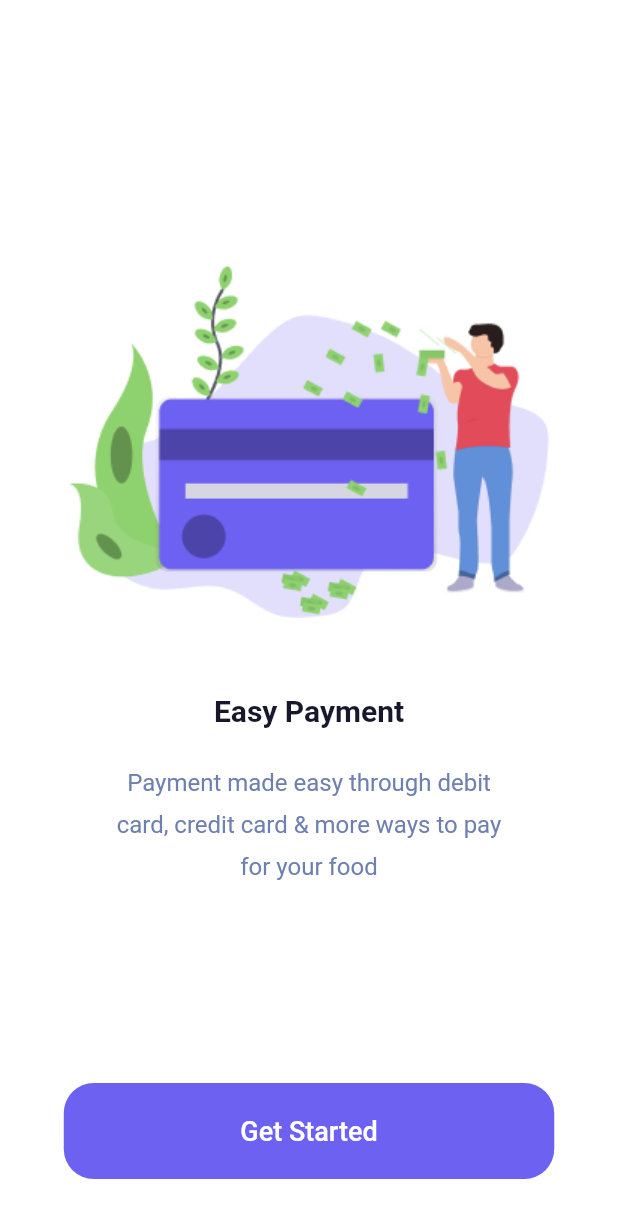
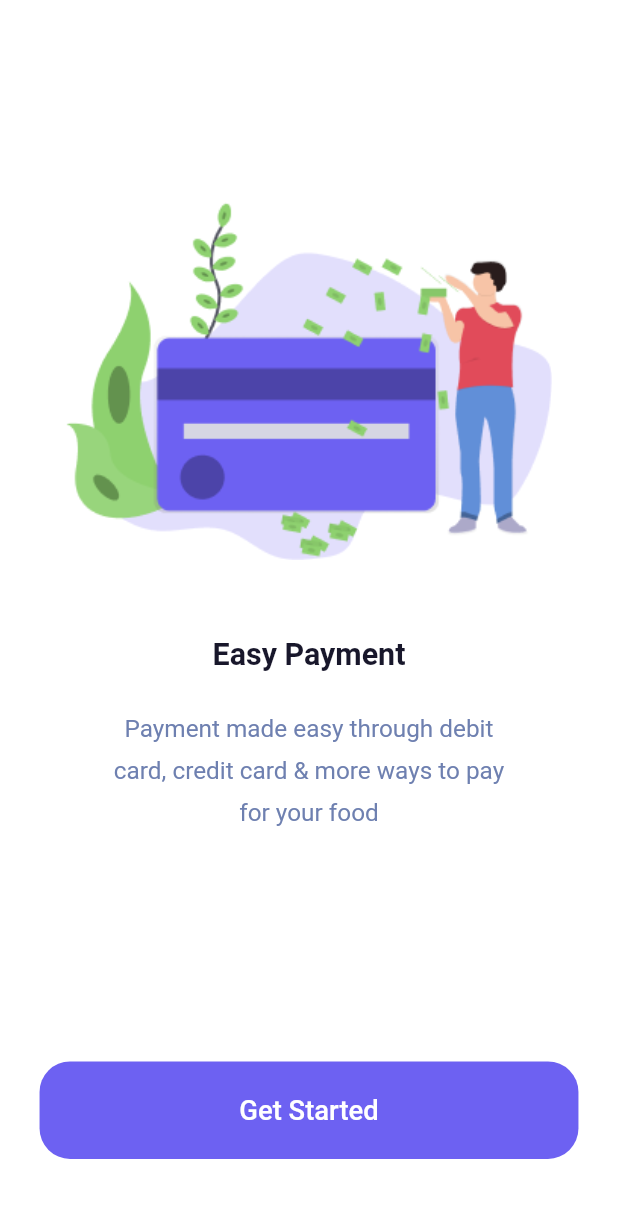
Before and after one commit to Aayomis/food_ordering_app, a Flutter app: the screen it shows after launch, after a tap on "Skip", on a phone screen of 412 x 824 dp. Shown: the top 1218 px of the screen. Run offline on Flutter 3.47's test engine with Material 2 defaults, Android fonts, the phone set to English and light mode, and no system bars; our stand-ins replace dots_indicator, flutter_screenutil, get, smooth_page_indicator.

Commit message:
Responsiveness

```diff
--- a/lib/main.dart
+++ b/lib/main.dart
@@ -2,6 +2,7 @@ import 'package:flutter/material.dart';
 import 'package:get/get.dart';
 import 'package:food_ordering_app/screens/on_boarding_screen.dart';
 import 'package:food_ordering_app/screens/Auth_Screens/Login_Page.dart';
+import 'package:flutter_screenutil/flutter_screenutil.dart';
 void main() {
   runApp(const MyApp());
 }
@@ -12,6 +13,10 @@ class MyApp extends StatelessWidget {
   // This widget is the root of your application.
   @override
   Widget build(BuildContext context) {
+    return ScreenUtilInit(
+      designSize: const Size(375, 812),
+        minTextAdapt: true,
+        builder: (BuildContext context,  child){
         return GetMaterialApp(
             debugShowCheckedModeBanner: false,
             title: 'Flutter Demo',
@@ -21,4 +26,6 @@ class MyApp extends StatelessWidget {
             home: const onBoardingPage()
         );
     }
+    );
   }
+}
--- a/lib/reusable_button/large_button.dart
+++ b/lib/reusable_button/large_button.dart
@@ -1,6 +1,6 @@
 import 'package:flutter/cupertino.dart';
 import 'package:flutter/material.dart';
-
+import 'package:flutter_screenutil/flutter_screenutil.dart';
 class LargeButton extends StatelessWidget {
   final Color color;
   final String text;
@@ -17,16 +17,16 @@ class LargeButton extends StatelessWidget {
     return GestureDetector(
       onTap: onTap,
       child: Container(
-        height: 64,
-        width: 327,
+        width: double.infinity,
+        height: 64.h,
         decoration:  BoxDecoration(
           color: color,
-          borderRadius: BorderRadius.circular(20)
+          borderRadius: BorderRadius.circular(20.r)
         ),
         child: Center(
           child: Text(text,
-            style: const TextStyle(
-                fontSize: 18,
+            style:  TextStyle(
+                fontSize: 18.sp,
                 fontWeight: FontWeight.w500,
                 color: Color(0xffffffff)
             ),
--- a/lib/screen_model/on_boarding_model.dart
+++ b/lib/screen_model/on_boarding_model.dart
@@ -3,6 +3,7 @@ import 'package:get/get.dart';
 import 'package:flutter/material.dart';
 import 'package:food_ordering_app/reusable_button/large_button.dart';
 import 'package:food_ordering_app/screens/on_boarding_screen.dart';
+import 'package:flutter_screenutil/flutter_screenutil.dart';
 class IntroPage1 extends StatefulWidget {
   const IntroPage1({Key? key}) : super(key: key);
 
@@ -13,53 +14,54 @@ class IntroPage1 extends StatefulWidget {
 class _IntroPage1State extends State<IntroPage1> {
   @override
   Widget build(BuildContext context) {
+
     return Scaffold(
       backgroundColor: Colors.white,
-      body: Container(
-        padding: EdgeInsets.only(left:27.5,right: 27.5),
+      body: SafeArea(
+        child: Container(
+          padding: EdgeInsets.only(left:27.5.w,right: 27.5.w),
           child: Column(
             children: [
-            Center(
-              child: Container(
-                margin: EdgeInsets.only(top: 178),
-                height: 233,
-                width: 320,
+              SizedBox(height: 133.h,),
+              Container(
+                height: 230.h,
+                width: 320.w,
                 decoration: BoxDecoration(
                     image: DecorationImage(image: AssetImage("images/Frame.png"),
-                        fit: BoxFit.cover
+                        fit: BoxFit.contain
                     )
                 ),
               ),
-            ),
-            SizedBox(height: 50,),
+              SizedBox(height: 41.h,),
               Center(
                 child: Text('Be Together',
                   style: TextStyle(
-                    fontSize: 20,
+                      fontSize: 20.sp,
                       fontWeight: FontWeight.w600,
                       color: Color(0xff18172B)
                   ),
                 ),
               ),
-            SizedBox(height: 20,),
+              SizedBox(height: 16.h,),
               Text.rich(
                 TextSpan(
                   children: [
-                  TextSpan(text: 'Healthy eating means eating a variety\n',style: TextStyle(fontSize: 16,color: Color(0xff6E80B0))),
-                  TextSpan(text: 'of foods that give you the nutrients you\n',style: TextStyle(fontSize: 16,color: Color(0xff6E80B0))),
-                  TextSpan(text: 'need to maintain your health, feel\n',style: TextStyle(fontSize: 16,color: Color(0xff6E80B0))),
-                  TextSpan(text: 'good, and have energy.',style: TextStyle(fontSize: 16,color: Color(0xff6E80B0))),
+                    TextSpan(text: 'Healthy eating means eating a variety\n',style: TextStyle(fontSize: 16.sp,color: Color(0xff6E80B0))),
+                    TextSpan(text: 'of foods that give you the nutrients you\n',style: TextStyle(fontSize: 16.sp,color: Color(0xff6E80B0))),
+                    TextSpan(text: 'need to maintain your health, feel\n',style: TextStyle(fontSize: 16.sp,color: Color(0xff6E80B0))),
+                    TextSpan(text: 'good, and have energy.',style: TextStyle(fontSize: 16.sp,color: Color(0xff6E80B0))),
                   ],
                 ),
                 textAlign: TextAlign.center,
                 strutStyle: StrutStyle(
-                  height: 2
+                    height: 2.h
                 ),
               ),
 
             ],
           ),
         ),
+      )
     );
   }
 }
--- a/lib/screen_model/on_boarding_model1.dart
+++ b/lib/screen_model/on_boarding_model1.dart
@@ -1,6 +1,7 @@
 import 'package:flutter/cupertino.dart';
 import 'package:get/get.dart';
 import 'package:flutter/material.dart';
+import 'package:flutter_screenutil/flutter_screenutil.dart';
 import 'package:food_ordering_app/reusable_button/large_button.dart';
 import 'package:food_ordering_app/screens/on_boarding_screen.dart';
 class IntroPage2 extends StatefulWidget {
@@ -15,15 +16,16 @@ class _IntroPage2State extends State<IntroPage2> {
   Widget build(BuildContext context) {
     return Scaffold(
       backgroundColor: Colors.white,
-      body: Container(
-        padding: EdgeInsets.only(left:27.5,right: 27.5),
+      body: SafeArea(
+        child: Container(
+          padding: EdgeInsets.only(left:27.5.w,right: 27.5.w),
           child: Column(
             children: [
               Center(
                 child: Container(
-                margin: EdgeInsets.only(top: 207),
-                height: 175,
-                width: 320,
+                  margin: EdgeInsets.only(top: 162.h),
+                  height: 175.h,
+                  width: 320.w,
                   decoration: BoxDecoration(
                       image: DecorationImage(image: AssetImage("images/frame1.png"),
                           fit: BoxFit.contain
@@ -31,33 +33,35 @@ class _IntroPage2State extends State<IntroPage2> {
                   ),
                 ),
               ),
-            SizedBox(height: 50,),
+              SizedBox(height: 50.h,),
               Center(
                 child: Text('Choose A Tasty Dish',
                   style: TextStyle(
-                    fontSize: 20,
+                      fontSize: 20.sp,
                       fontWeight: FontWeight.w600,
                       color: Color(0xff18172B)
                   ),
                 ),
               ),
-            SizedBox(height: 20,),
+              SizedBox(height: 20.h,),
               Text.rich(
                 TextSpan(
                   children: [
-                  TextSpan(text: 'Order anything you want from your\n',style: TextStyle(fontSize: 16,color: Color(0xff6E80B0))),
-                  TextSpan(text: 'favorite restaurant.\n',style: TextStyle(fontSize: 16,color: Color(0xff6E80B0))),
+                    TextSpan(text: 'Order anything you want from your\n',style: TextStyle(fontSize: 16.sp,color: Color(0xff6E80B0))),
+                    TextSpan(text: 'favorite restaurant.\n',style: TextStyle(fontSize: 16.sp,color: Color(0xff6E80B0))),
                   ],
                 ),
                 textAlign: TextAlign.center,
                 strutStyle: StrutStyle(
-                  height: 2
+                    height: 2.h
                 ),
               ),
+
 
             ],
           ),
         ),
+      )
     );
   }
 }
--- a/lib/screen_model/on_boarding_model2.dart
+++ b/lib/screen_model/on_boarding_model2.dart
@@ -3,6 +3,7 @@ import 'package:get/get.dart';
 import 'package:flutter/material.dart';
 import 'package:food_ordering_app/reusable_button/large_button.dart';
 import 'package:food_ordering_app/screens/on_boarding_screen.dart';
+import 'package:flutter_screenutil/flutter_screenutil.dart';
 class IntroPage3 extends StatefulWidget {
   const IntroPage3({Key? key}) : super(key: key);
 
@@ -15,50 +16,53 @@ class _IntroPage3State extends State<IntroPage3> {
   Widget build(BuildContext context) {
     return Scaffold(
       backgroundColor: Colors.white,
-      body: Container(
-        padding: EdgeInsets.only(left:27.5,right: 27.5),
+      body: SafeArea(child:
+      Container(
+        padding: EdgeInsets.only(left:27.5.w,right: 27.5.w),
         child: Column(
           children: [
             Center(
               child: Container(
-                margin: EdgeInsets.only(top: 177),
-                height: 235,
-                width: 320,
+                margin: EdgeInsets.only(top: 133.h),
+                height: 235.h,
+                width: 320.w,
                 decoration: BoxDecoration(
                     image: DecorationImage(image: AssetImage("images/frame3.png"),
-                        fit: BoxFit.cover
+                        fit: BoxFit.contain
                     )
                 ),
               ),
             ),
-            SizedBox(height: 50,),
+            SizedBox(height: 50.h,),
             Center(
               child: Text('Easy Payment',
                 style: TextStyle(
-                    fontSize: 20,
+                    fontSize: 20.sp,
                     fontWeight: FontWeight.w600,
                     color: Color(0xff18172B)
                 ),
               ),
             ),
-            SizedBox(height: 20,),
+            SizedBox(height: 20.h,),
             Text.rich(
               TextSpan(
                 children: [
-                  TextSpan(text: 'Payment made easy through debit\n',style: TextStyle(fontSize: 16,color: Color(0xff6E80B0))),
-                  TextSpan(text: 'card, credit card & more ways to pay\n',style: TextStyle(fontSize: 16,color: Color(0xff6E80B0))),
-                  TextSpan(text: 'for your food',style: TextStyle(fontSize: 16,color: Color(0xff6E80B0))),
+                  TextSpan(text: 'Payment made easy through debit\n',style: TextStyle(fontSize: 16.sp,color: Color(0xff6E80B0))),
+                  TextSpan(text: 'card, credit card & more ways to pay\n',style: TextStyle(fontSize: 16.sp,color: Color(0xff6E80B0))),
+                  TextSpan(text: 'for your food',style: TextStyle(fontSize: 16.sp,color: Color(0xff6E80B0))),
                 ],
               ),
               textAlign: TextAlign.center,
               strutStyle: StrutStyle(
-                  height: 2
+                  height: 2.h
               ),
             ),
+
 
           ],
         ),
       ),
+      )
     );
   }
 }
--- a/lib/screens/on_boarding_screen.dart
+++ b/lib/screens/on_boarding_screen.dart
@@ -4,6 +4,7 @@ import 'package:smooth_page_indicator/smooth_page_indicator.dart';
 import 'package:flutter/cupertino.dart';
 import 'package:flutter/material.dart';
 import 'package:food_ordering_app/reusable_button/large_button.dart';
+import 'package:flutter_screenutil/flutter_screenutil.dart';
 import 'package:food_ordering_app/screen_model/on_boarding_model.dart';
 import 'package:food_ordering_app/screen_model/on_boarding_model1.dart';
 import 'package:food_ordering_app/screen_model/on_boarding_model2.dart';
@@ -22,7 +23,8 @@ class _onBoardingPageState extends State<onBoardingPage> {
   @override
   Widget build(BuildContext context) {
     return Scaffold(
-      body: Stack(
+      body: SafeArea(
+        child: Stack(
           children: [
             PageView(
               controller: _controller,
@@ -37,54 +39,56 @@ class _onBoardingPageState extends State<onBoardingPage> {
                 IntroPage3()
               ],
             ),
-          onLastPage?
-          Positioned(
-              right: 27.5,
-              top: 100,
+            onLastPage
+                ? Positioned(
+                right: 27.5.w,
+                top: 100.h,
                 child: Text('',
                   style: TextStyle(
-                  fontSize: 16,
+                      fontSize: 16.sp,
                       color: Color(0xff6E80B0)
                   ),
-              )) :
-          Positioned(
-              right: 27.5,
-              top: 64,
+                ))
+                : Positioned(
+                right: 27.5.w,
+                top: 64.h,
                 child: GestureDetector(
                   onTap: () {
                     _controller.jumpToPage(2);
                   },
                   child: Text('Skip',
                     style: TextStyle(
-                      fontSize: 16,
+                        fontSize: 16.sp,
                         color: Color(0xff6E80B0)
                     ),
                   ),
                 )),
-          onLastPage?
-              Container():
-          Container(
-            alignment: Alignment(0,0.6),
+            onLastPage
+                ? Container()
+                : Container(
+              alignment: Alignment(0.w,0.6.h),
               child: SmoothPageIndicator(controller: _controller, count: 3, effect: ScrollingDotsEffect(
                   activeDotColor: Color(0xff6D61F2),
                   dotColor: Colors.grey.withOpacity(0.4),
-                activeDotScale: 1,
+                  activeDotScale: 1.r,
                   maxVisibleDots: 5,
-                radius: 8,
-                spacing: 10,
-                dotHeight: 12,
-                dotWidth: 12
+                  radius: 8.r,
+                  spacing: 10.r,
+                  dotHeight: 12.h,
+                  dotWidth: 12.w
               ),),
             ),
-          onLastPage?
-          Container(
-            alignment: Alignment(0, 0.9),
+            onLastPage
+                ? Container(
+                margin: EdgeInsets.only(left: 24.w, right: 24.w),
+                alignment: Alignment(0.w, 0.852.h),
                 child:  LargeButton(color: Color(0xff6D61F2), text: 'Get Started',
                     onTap: (){Get.to(()=>loginPage());}
                 )
-          ):
-          Container(
-              alignment: Alignment(0, 0.9),
+            )
+                : Container(
+                margin: EdgeInsets.only(left: 24.w, right: 24.w),
+                alignment: Alignment(0.w, 0.852.h),
                 child:  LargeButton(color: Color(0xff6D61F2), text: 'Next',
                     onTap: () {
                       _controller.nextPage(duration: Duration(milliseconds: 500), curve: Curves.easeIn);
@@ -94,6 +98,7 @@ class _onBoardingPageState extends State<onBoardingPage> {
 
           ],
         ),
+      )
     );
   }
 }
--- a/pubspec.yaml
+++ b/pubspec.yaml
@@ -39,6 +39,7 @@ dependencies:
   get:
   smooth_page_indicator: ^1.0.0
   dots_indicator: ^2.1.0
+  flutter_screenutil: ^5.7.0
 
 dev_dependencies:
   flutter_test:
```
Also changed, not shown: lib/screens/Auth_Screens/Login_Page.dart (+136 -9 lines), pubspec.lock. Lines whose indentation alone changed are shown as unchanged.
